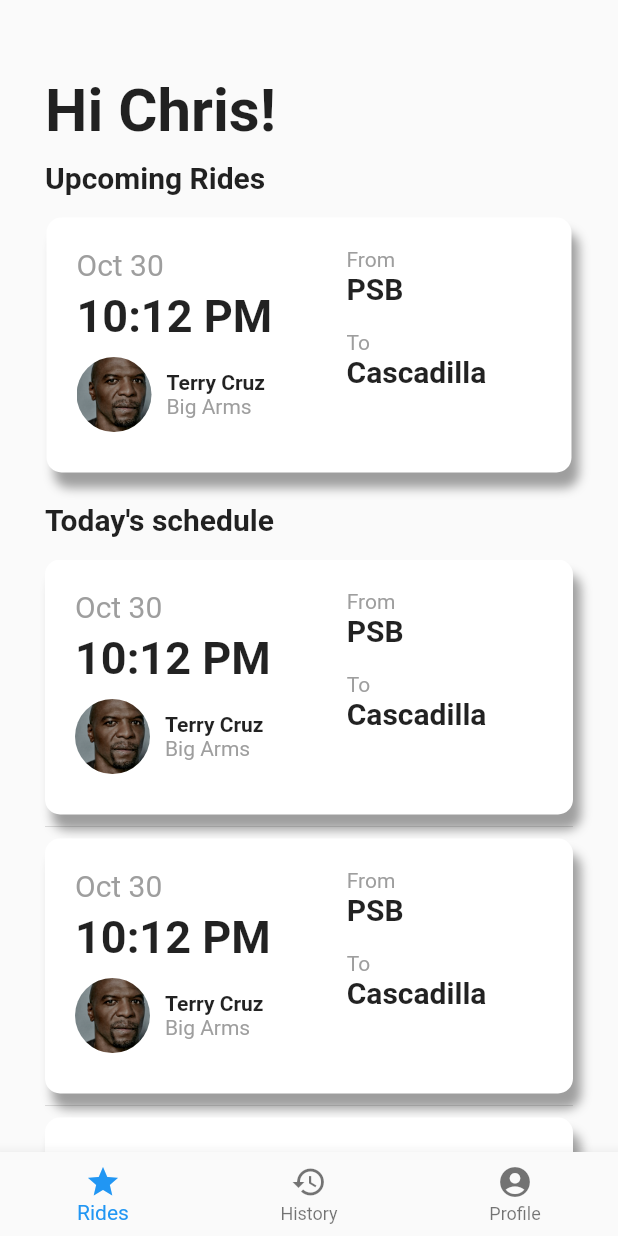
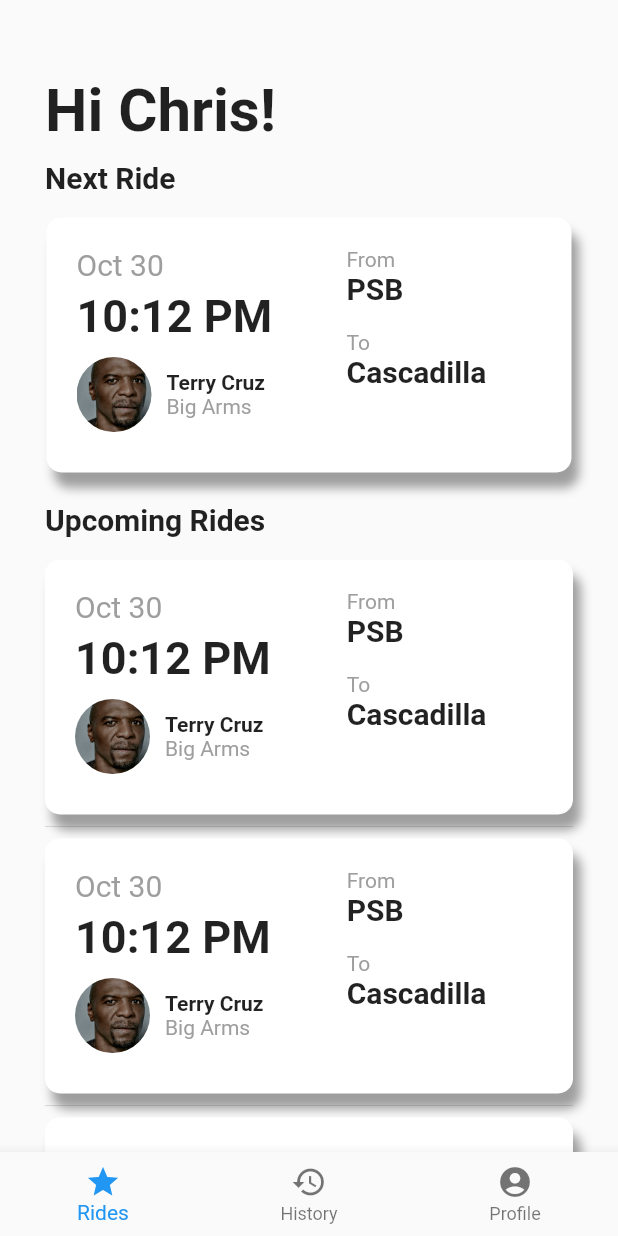
Before and after one commit to cornell-dti/carriage-driver, a Flutter app: the Home screen opened directly, on a phone screen of 412 x 824 dp. Run offline on Flutter 3.47's test engine with Material 2 defaults, Android fonts, the phone set to English and light mode, and no system bars; our stand-ins replace firebase_auth, google_sign_in; accounts and stored records are empty.

Commit message:
Heading Changes

```diff
--- a/lib/Home.dart
+++ b/lib/Home.dart
@@ -64,10 +64,10 @@ class _HomeState extends State<Home> {
             crossAxisAlignment: CrossAxisAlignment.start,
             children: <Widget>[
               Greeting(name: 'Chris'),
-              LeftSubheading(heading: 'Upcoming Rides'),
+              LeftSubheading(heading: 'Next Ride'),
               Center(child: NextRide()),
               SizedBox(height: 20.0),
-              LeftSubheading(heading: 'Today\'s schedule'),
+              LeftSubheading(heading: 'Upcoming Rides'),
               Flexible(
                   child: Center(
                 child: ListView.separated(
```
